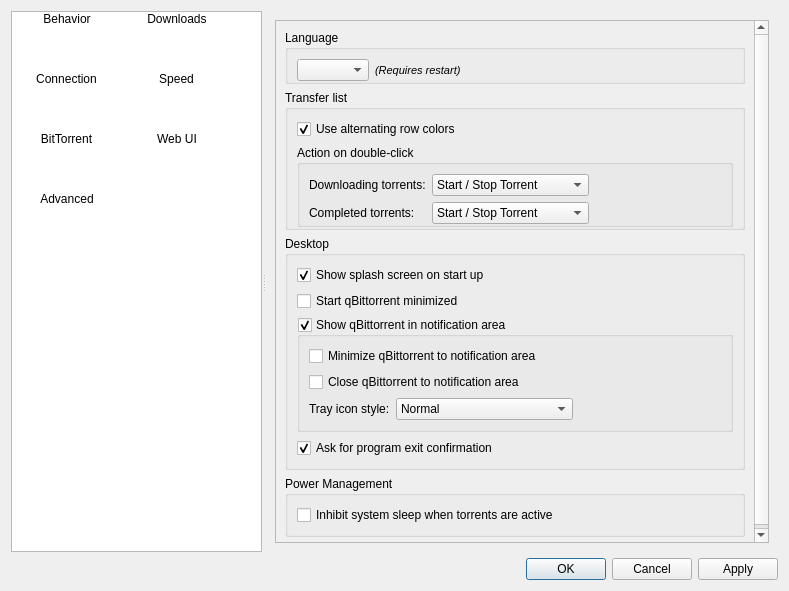
This is src/preferences/options.ui in SysAdminDoc/qBittorrent-Vanced as Qt 5 draws it before an edit. The edited form follows.
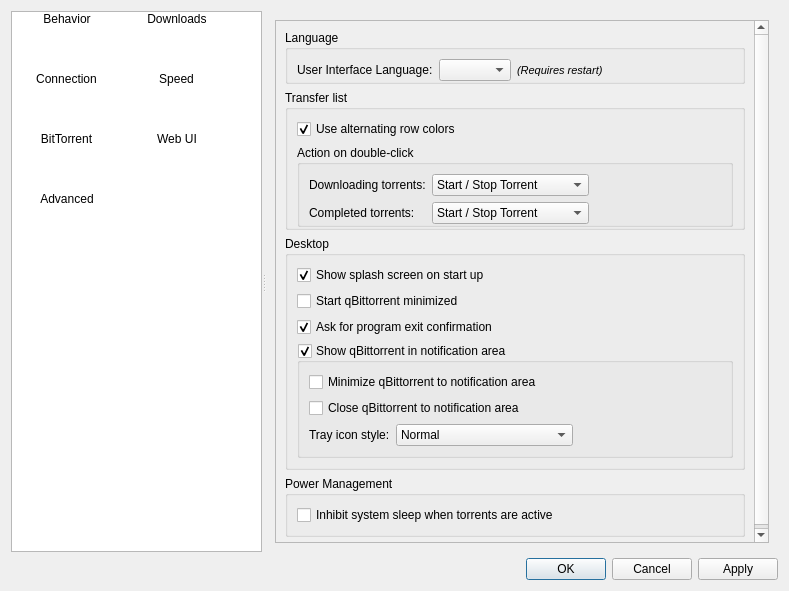
This is the edited form. Icons and pictures are not drawn.

Commit message: Preferences cosmetic changes

What changed in the file:
```diff
--- a/src/preferences/options.ui
+++ b/src/preferences/options.ui
@@ -170,7 +170,7 @@
            <property name="geometry">
             <rect>
              <x>0</x>
-             <y>-115</y>
+             <y>0</y>
              <width>503</width>
              <height>519</height>
             </rect>
@@ -187,6 +187,13 @@
                </property>
                <item>
                 <layout class="QHBoxLayout">
+                 <item>
+                  <widget class="QLabel" name="label_9">
+                   <property name="text">
+                    <string>User Interface Language:</string>
+                   </property>
+                  </widget>
+                 </item>
                  <item>
                   <widget class="QComboBox" name="comboI18n">
                    <property name="minimumSize">
@@ -377,6 +384,16 @@
                  </property>
                 </widget>
                </item>
+               <item>
+                <widget class="QCheckBox" name="checkProgramExitConfirm">
+                 <property name="text">
+                  <string>Ask for program exit confirmation</string>
+                 </property>
+                 <property name="checked">
+                  <bool>true</bool>
+                 </property>
+                </widget>
+               </item>
                <item>
                 <widget class="QGroupBox" name="checkShowSystray">
                  <property name="title">
@@ -449,16 +466,6 @@
                  </layout>
                 </widget>
                </item>
-               <item>
-                <widget class="QCheckBox" name="checkProgramExitConfirm">
-                 <property name="text">
-                  <string>Ask for program exit confirmation</string>
-                 </property>
-                 <property name="checked">
-                  <bool>true</bool>
-                 </property>
-                </widget>
-               </item>
               </layout>
              </widget>
             </item>
```
